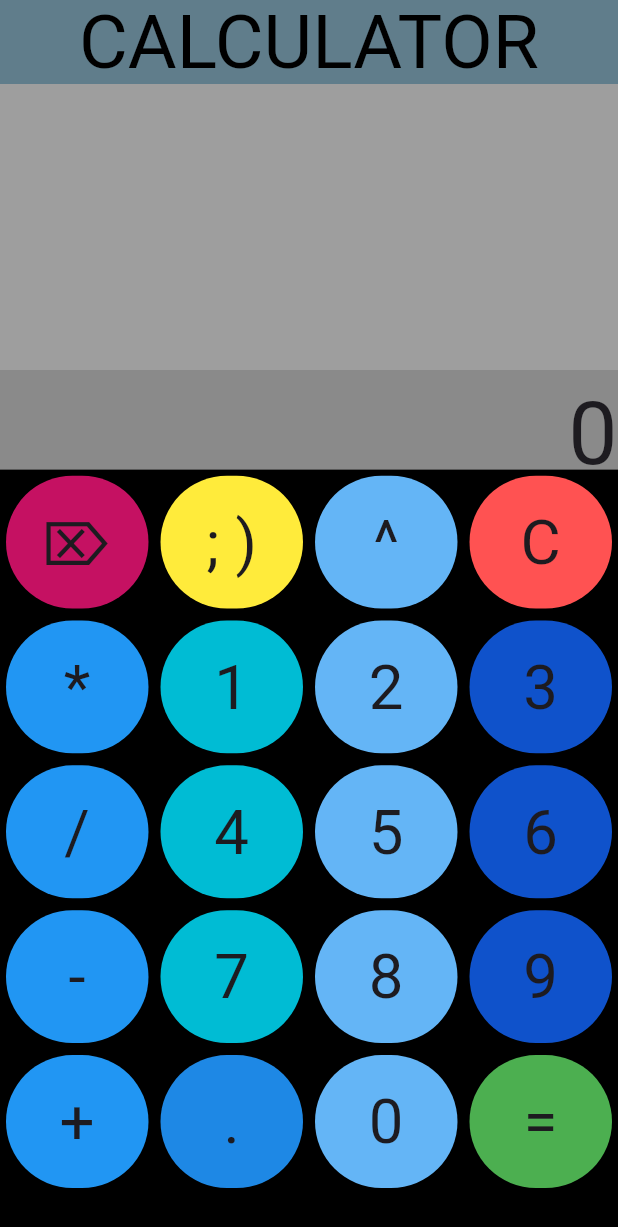
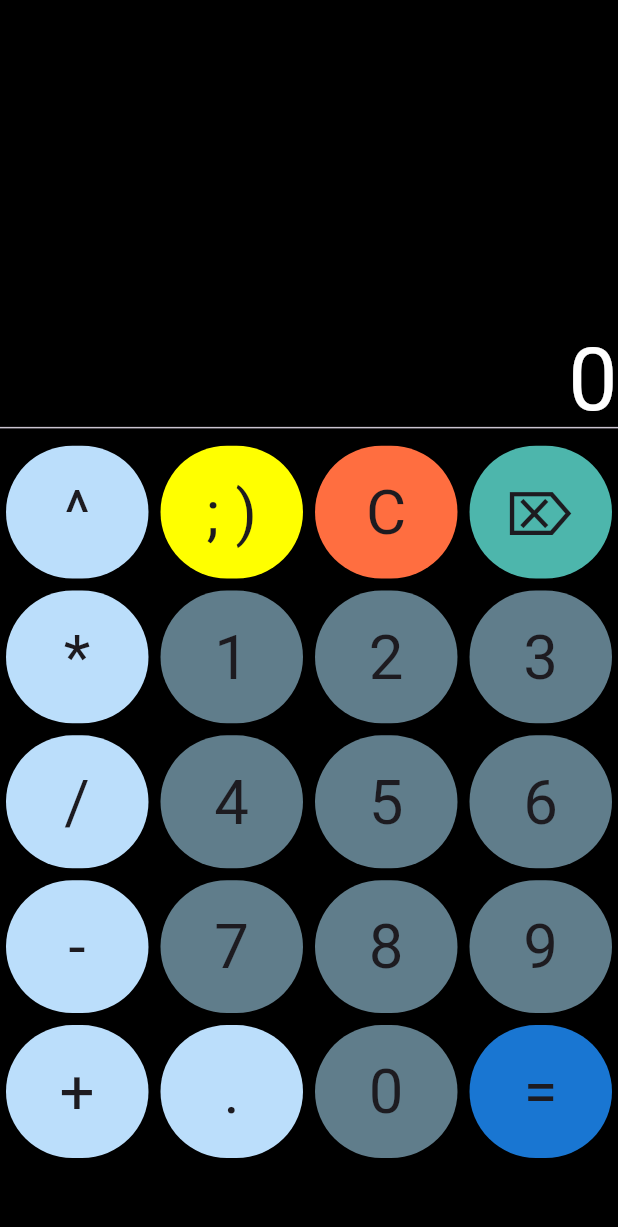
Before and after one commit to ishanneupane/CALCULATORR, a Flutter app: the screen it shows after launch, on a phone screen of 412 x 824 dp. Shown: the top 1227 px of the screen. Run offline on Flutter 3.47's test engine with Material 3 defaults, Android fonts, the phone set to English and light mode, and no system bars; our stand-ins replace math_expressions.

Commit message:
lighter colors

```diff
--- a/lib/homepage.dart
+++ b/lib/homepage.dart
@@ -2,7 +2,7 @@ import 'package:flutter/material.dart';
 import 'package:math_expressions/math_expressions.dart';
 
 var eqn = "", expression = "";
-var result = "0";
+String result = "0";
 
 class homePagee extends StatefulWidget {
   const homePagee({super.key});
@@ -36,7 +36,10 @@ class _homePageeState extends State<homePagee> {
     });
   }
 
-  button(var buttontext, Color colors) {
+  button(
+    var buttontext,
+    Color colors,
+  ) {
     return Container(
       decoration: BoxDecoration(
         borderRadius: BorderRadius.circular(90),
@@ -46,7 +49,7 @@ class _homePageeState extends State<homePagee> {
       height: MediaQuery.of(context).size.height * .1075,
       child: InkWell(
         onTap: () => buttonpressed(buttontext),
-        splashColor: Colors.grey,
+        splashColor: Colors.blueGrey.shade900,
         child: Center(
           child: Text(
             buttontext,
@@ -61,69 +64,64 @@ class _homePageeState extends State<homePagee> {
   Widget build(BuildContext context) {
     return Scaffold(
       backgroundColor: Colors.black,
-      appBar: AppBar(
-        title: Center(
-          child: Text(
-            "CALCULATOR",
-            style: TextStyle(fontSize: 50, color: Colors.black),
-          ),
-        ),
-        backgroundColor: Colors.blueGrey,
-      ),
       body: ListView(
         children: [
+          SizedBox(height: 20),
           Container(
             width: double.infinity,
             height: MediaQuery.of(context).size.height * .232,
-            color: Colors.grey.shade500,
+            //  color: Colors.grey.shade500,
             child: Text(
               "$eqn",
-              style:
-                  TextStyle(fontSize: MediaQuery.of(context).size.height * .05),
+              style: TextStyle(
+                  color: Colors.blue.shade200,
+                  fontSize: MediaQuery.of(context).size.height * .05),
             ),
           ),
           Container(
             width: double.infinity,
             height: MediaQuery.of(context).size.height * .08,
-            color: Colors.white54,
+            //   color: Colors.white54,
             child: Text(
               "$result",
               style: TextStyle(
+                  color: Colors.white,
                   fontSize: MediaQuery.of(context).size.height * .071),
               textAlign: TextAlign.right,
             ),
           ),
+          Divider(),
           Table(
             children: [
               TableRow(children: [
-                button("⌦", Colors.pinkAccent.shade700),
-                button("; )", Colors.yellow.shade500),
-                button("^", Colors.blue.shade300),
-                button("C", Colors.redAccent),
+                button("^", Colors.blue.shade100),
+                button("; )", Colors.yellowAccent),
+                button("C", Colors.deepOrangeAccent),
+                button("⌦", Colors.teal.shade300),
               ]),
               TableRow(children: [
-                button("*", Colors.blue),
-                button("1", Colors.cyan),
-                button("2", Colors.blue.shade300),
-                button("3", Color(0xDA1260ED)),
+                button("*", Colors.blue.shade100),
+                button("1", Colors.blueGrey),
+                button("2", Colors.blueGrey),
+                button("3", Colors.blueGrey),
               ]),
               TableRow(children: [
-                button("/", Colors.blue),
-                button("4", Colors.cyan),
-                button("5", Colors.blue.shade300),
-                button("6", Color(0xDA1260ED)),
+                button("/", Colors.blue.shade100),
+                button("4", Colors.blueGrey),
+                button("5", Colors.blueGrey),
+                button("6", Colors.blueGrey),
               ]),
               TableRow(children: [
-                button("-", Colors.blue),
-                button("7", Colors.cyan),
-                button("8", Colors.blue.shade300),
-                button("9", Color(0xDA1260ED)),
+                button("-", Colors.blue.shade100),
+                button("7", Colors.blueGrey),
+                button("8", Colors.blueGrey),
+                button("9", Colors.blueGrey),
               ]),
               TableRow(children: [
-                button("+", Colors.blue),
-                button(".", Colors.blue.shade600),
-                button("0", Colors.blue.shade300),
-                button("=", Colors.green),
+                button("+", Colors.blue.shade100),
+                button(".", Colors.blue.shade100),
+                button("0", Colors.blueGrey),
+                button("=", Colors.blue.shade700),
               ]),
             ],
           ),
--- a/pubspec.yaml
+++ b/pubspec.yaml
@@ -60,9 +60,8 @@ flutter:
   uses-material-design: true
 
   # To add assets to your application, add an assets section, like this:
-  # assets:
-  #   - images/a_dot_burr.jpeg
-  #   - images/a_dot_ham.jpeg
+  assets:
+    - assets/
 
   # An image asset can refer to one or more resolution-specific "variants", see
   # https://flutter.dev/assets-and-images/#resolution-aware
```
Also changed, not shown: assets/idk.jpg (added).
